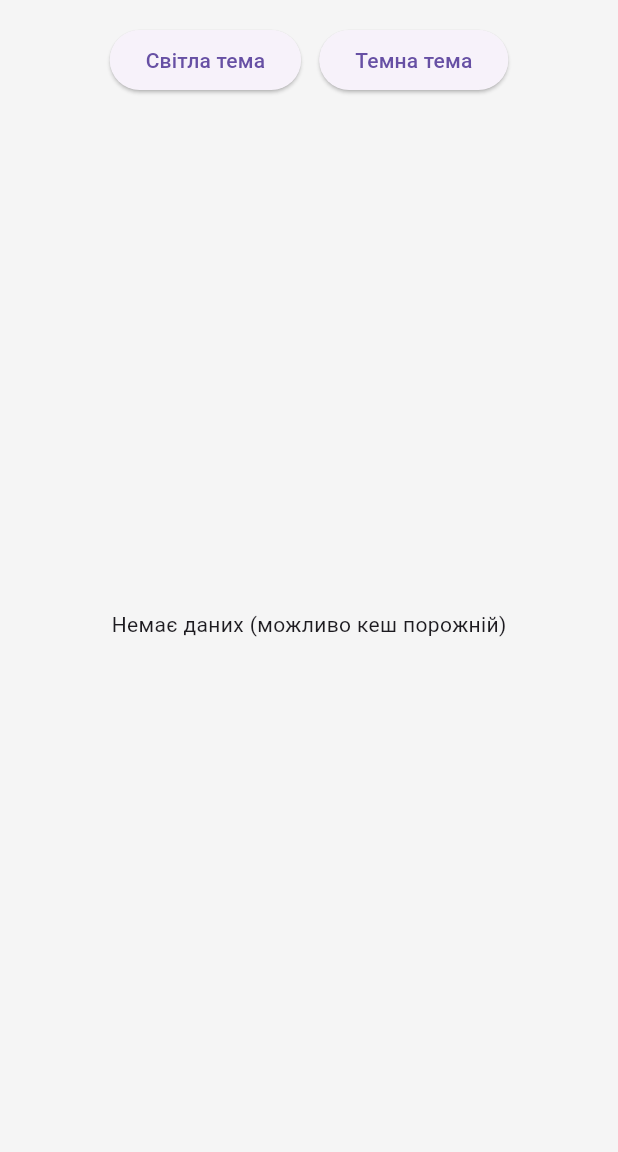
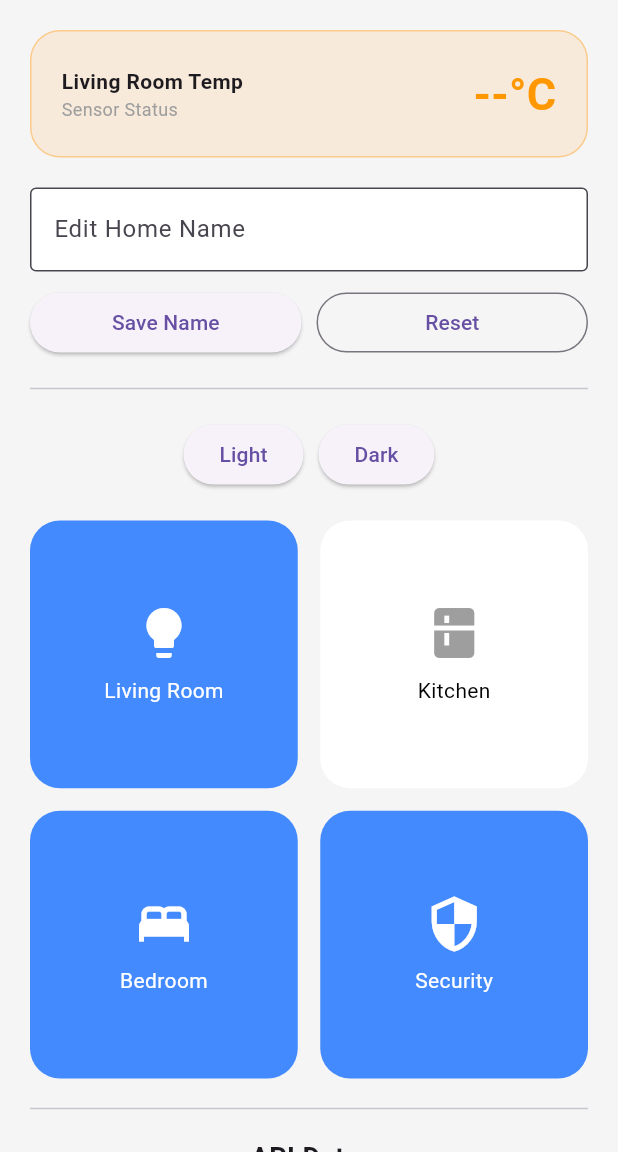
Before and after one commit to frontendeVL/iot_lab_1, a Flutter app: the HomeScreen screen opened by its route, on a phone screen of 412 x 824 dp, the part 84-1236 px from its top. Run offline on Flutter 3.47's test engine with Material 3 defaults, Android fonts, the phone set to English and light mode, and no system bars; our stand-ins replace connectivity_plus, shared_preferences; accounts and stored records are empty; network calls fail.

Commit message:
final result

```diff
--- a/lib/screens/home_screen.dart
+++ b/lib/screens/home_screen.dart
@@ -1,11 +1,8 @@
 import 'package:connectivity_plus/connectivity_plus.dart';
 import 'package:flutter/material.dart';
-
 import 'package:my_project/models/item.dart';
 import 'package:my_project/repositories/data_repository.dart';
 
-// Головний екран: показує дані з АПІ через FutureBuilder
-// Я залишила прості перемикачі теми та кнопку оновлення
 class HomeScreen extends StatefulWidget {
   const HomeScreen({super.key});
 
@@ -14,28 +11,70 @@ class HomeScreen extends StatefulWidget {
 }
 
 class _HomeScreenState extends State<HomeScreen> {
-  bool isDark = false; // моє просте перемикання теми
-  late Future<List<Item>> _itemsFuture; // майбутні дані з АПІ
+  // Змінна для збереження темної теми
+  bool isDark = false;
+  // Початкова назва нашого розумного будинку
+  String homeName = 'Smart Home Hub';
+  // Контролер для поля введення назви
+  final TextEditingController _nameController = TextEditingController();
+
+  // Нові змінні для роботи з датчиком температури
+  final String _currentTemp = '--';
+
+  // Змінні для роботи з API (Лаба 5)
+  late Future<List<Item>> _itemsFuture;
   final DataRepository _repo = DataRepository();
 
   @override
   void initState() {
     super.initState();
+    // Перевіряємо інтернет при завантаженні
+    _checkInitialConnection();
+    // Завантажуємо дані з API
     _itemsFuture = _repo.getItems();
-    _checkInitialConnection(); // просто попереджаю, якщо офлайн
   }
 
+  // Перевіряємо чи є інтернет при завантаженні головного екрана
   Future<void> _checkInitialConnection() async {
     final connectivityResult = await Connectivity().checkConnectivity();
     if (!mounted) return;
+
+    // ignore: iterable_contains_unrelated_type
     if (connectivityResult.contains(ConnectivityResult.none)) {
       ScaffoldMessenger.of(context).showSnackBar(
-        const SnackBar(content: Text('Офлайн: показую з кешу, якщо є')),
+        const SnackBar(content: Text('Увага: Немає підключення до мережі!')),
       );
     }
   }
 
-  void _refresh() {
+  // Функція для перемикання теми (світла/темна)
+  void _changeTheme(String mode) {
+    setState(() {
+      if (mode == 'dark') isDark = true;
+      if (mode == 'light') isDark = false;
+    });
+  }
+
+  // Функція для зміни назви будинку в AppBar
+  void _updateHomeName() {
+    if (_nameController.text.isNotEmpty) {
+      setState(() {
+        homeName = _nameController.text;
+      });
+      // Очищаємо поле після того, як натиснули кнопку
+      _nameController.clear();
+    }
+  }
+
+  // Скидаємо назву до стандартної
+  void _resetHomeName() {
+    setState(() {
+      homeName = 'Smart Home Hub';
+    });
+  }
+
+  // Функція для оновлення даних з API (Лаба 5)
+  void _refreshData() {
     setState(() {
       _itemsFuture = _repo.getItems();
     });
@@ -43,45 +82,144 @@ class _HomeScreenState extends State<HomeScreen> {
 
   @override
   Widget build(BuildContext context) {
-    final bg = isDark ? Colors.grey[900] : Colors.grey[100];
-    final txt = isDark ? Colors.white : Colors.black;
+    // Визначаємо колір фону залежно від обраної теми
+    final bgColor = isDark ? Colors.grey[900] : Colors.grey[100];
+    // Визначаємо колір тексту залежно від теми
+    final textColor = isDark ? Colors.white : Colors.black;
 
     return Scaffold(
-      backgroundColor: bg,
+      backgroundColor: bgColor,
       appBar: AppBar(
-        title: const Text('Smart Home Hub'),
+        title: Text(homeName),
         actions: [
-          IconButton(onPressed: _refresh, icon: const Icon(Icons.refresh)),
+          IconButton(
+            icon: const Icon(Icons.refresh),
+            onPressed: _refreshData,
+          ),
           IconButton(
             icon: const Icon(Icons.person),
             onPressed: () => Navigator.pushNamed(context, '/profile'),
           ),
         ],
       ),
-      body: Padding(
-        padding: const EdgeInsets.all(16),
+      body: SingleChildScrollView(
+        padding: const EdgeInsets.all(20),
         child: Column(
-          crossAxisAlignment: CrossAxisAlignment.stretch,
           children: [
-            // Прості кнопки для перемикання теми
+            // Картка для відображення температури
+            Container(
+              padding: const EdgeInsets.all(20),
+              decoration: BoxDecoration(
+                color: Colors.orangeAccent.withValues(alpha: 0.15),
+                borderRadius: BorderRadius.circular(20),
+                border: Border.all(
+                  color: Colors.orangeAccent.withValues(alpha: 0.5),
+                ),
+              ),
+              child: Row(
+                mainAxisAlignment: MainAxisAlignment.spaceBetween,
+                children: [
+                  const Column(
+                    crossAxisAlignment: CrossAxisAlignment.start,
+                    children: [
+                      Text('Living Room Temp',
+                        style: TextStyle(fontWeight: FontWeight.bold)),
+                      Text('Sensor Status',
+                        style: TextStyle(fontSize: 12, color: Colors.grey)),
+                    ],
+                  ),
+                  Text(
+                    '$_currentTemp°C',
+                    style: const TextStyle(
+                      fontSize: 30,
+                      fontWeight: FontWeight.bold,
+                      color: Colors.orange),
+                  ),
+                ],
+              ),
+            ),
+            const SizedBox(height: 20),
+
+            // Поле для введення нової назви будинку
+            TextField(
+              controller: _nameController,
+              decoration: InputDecoration(
+                labelText: 'Edit Home Name',
+                hintText: 'Enter new name...',
+                filled: true,
+                fillColor: isDark ? Colors.grey[800] : Colors.white,
+                border: const OutlineInputBorder(),
+              ),
+              style: TextStyle(color: textColor),
+            ),
+            const SizedBox(height: 10),
+
+            Row(
+              children: [
+                // Кнопка для збереження назви
+                Expanded(
+                  child: ElevatedButton(
+                    onPressed: _updateHomeName,
+                    child: const Text('Save Name'),
+                  ),
+                ),
+                const SizedBox(width: 10),
+                // Кнопка для повернення стандартної назви
+                Expanded(
+                  child: OutlinedButton(
+                    onPressed: _resetHomeName,
+                    child: const Text('Reset'),
+                  ),
+                ),
+              ],
+            ),
+
+            const Divider(height: 40),
+
+            // Кнопки для швидкої зміни теми
             Row(
               mainAxisAlignment: MainAxisAlignment.center,
               children: [
                 ElevatedButton(
-                  onPressed: () => setState(() => isDark = false),
-                  child: const Text('Світла тема'),
+                  onPressed: () => _changeTheme('light'),
+                  child: const Text('Light'),
                 ),
-                const SizedBox(width: 12),
+                const SizedBox(width: 10),
                 ElevatedButton(
-                  onPressed: () => setState(() => isDark = true),
-                  child: const Text('Темна тема'),
+                  onPressed: () => _changeTheme('dark'),
+                  child: const Text('Dark'),
                 ),
               ],
             ),
-            const SizedBox(height: 16),
 
-            // Основний блок: дані з АПІ через FutureBuilder
-            Expanded(
+            const SizedBox(height: 20),
+
+            // Список наших смарт-пристроїв
+            GridView.count(
+              shrinkWrap: true,
+              physics: const NeverScrollableScrollPhysics(),
+              crossAxisCount: 2,
+              mainAxisSpacing: 15,
+              crossAxisSpacing: 15,
+              children: [
+                _buildDeviceCard('Living Room', Icons.lightbulb, true),
+                _buildDeviceCard('Kitchen', Icons.kitchen, false),
+                _buildDeviceCard('Bedroom', Icons.bed, true),
+                _buildDeviceCard('Security', Icons.security, true),
+              ],
+            ),
+
+            const Divider(height: 40),
+
+            // НОВИЙ БЛОК: Дані з API через FutureBuilder (Лаба 5)
+            const Text(
+              'API Data:',
+              style: TextStyle(fontSize: 18, fontWeight: FontWeight.bold),
+            ),
+            const SizedBox(height: 10),
+
+            SizedBox(
+              height: 300,
               child: FutureBuilder<List<Item>>(
                 future: _itemsFuture,
                 builder: (context, snap) {
@@ -90,16 +228,13 @@ class _HomeScreenState extends State<HomeScreen> {
                   }
                   if (snap.hasError) {
                     return Center(
-                      child: Text('Помилка завантаження: ${snap.error}'),
+                      child: Text('Error: ${snap.error}'),
                     );
                   }
                   final items = snap.data ?? [];
                   if (items.isEmpty) {
-                    return const Center(
-                      child: Text('Немає даних (можливо кеш порожній)'),
-                    );
+                    return const Center(child: Text('No data'));
                   }
-                  // Прості карточки з назвою елемента
                   return ListView.separated(
                     itemCount: items.length,
                     separatorBuilder: (context, _) => const SizedBox(height: 8),
@@ -111,15 +246,14 @@ class _HomeScreenState extends State<HomeScreen> {
                           color: isDark ? Colors.grey[800] : Colors.white,
                           borderRadius: BorderRadius.circular(12),
                           border: Border.all(
-                            color: Colors.orangeAccent.withValues(alpha: 0.4),
+                            color: Colors.blueAccent.withValues(alpha: 0.4),
                           ),
                         ),
                         child: Row(
                           children: [
                             CircleAvatar(
-                              backgroundColor: Colors.orangeAccent.withValues(
-                                alpha: 0.3,
-                              ),
+                              backgroundColor:
+                                  Colors.blueAccent.withValues(alpha: 0.3),
                               child: Text('${it.id}'),
                             ),
                             const SizedBox(width: 12),
@@ -127,7 +261,7 @@ class _HomeScreenState extends State<HomeScreen> {
                               child: Text(
                                 it.title,
                                 style: TextStyle(
-                                  color: txt,
+                                  color: textColor,
                                   fontWeight: FontWeight.w600,
                                 ),
                               ),
@@ -145,4 +279,39 @@ class _HomeScreenState extends State<HomeScreen> {
       ),
     );
   }
+
+  // Окремий віджет для картки пристрою,зроблено через DecoratedBox для лінтера
+  Widget _buildDeviceCard(String name, IconData icon, bool isOn) {
+    // Колір картки залежить від того, чи увімкнений пристрій
+    final cardColor = isOn
+        ? Colors.blueAccent
+        : (isDark ? Colors.grey[800] : Colors.white);
+
+    // Колір тексту всередині картки
+    final itemTextColor = isOn
+        ? Colors.white
+        : (isDark ? Colors.white : Colors.black);
+
+    return DecoratedBox(
+      decoration: BoxDecoration(
+        color: cardColor,
+        borderRadius: BorderRadius.circular(20),
+      ),
+      child: Column(
+        mainAxisAlignment: MainAxisAlignment.center,
+        children: [
+          Icon(
+            icon,
+            size: 40,
+            color: isOn ? Colors.white : Colors.grey,
+          ),
+          const SizedBox(height: 8),
+          Text(
+            name,
+            style: TextStyle(color: itemTextColor),
+          ),
+        ],
+      ),
+    );
+  }
 }
```
